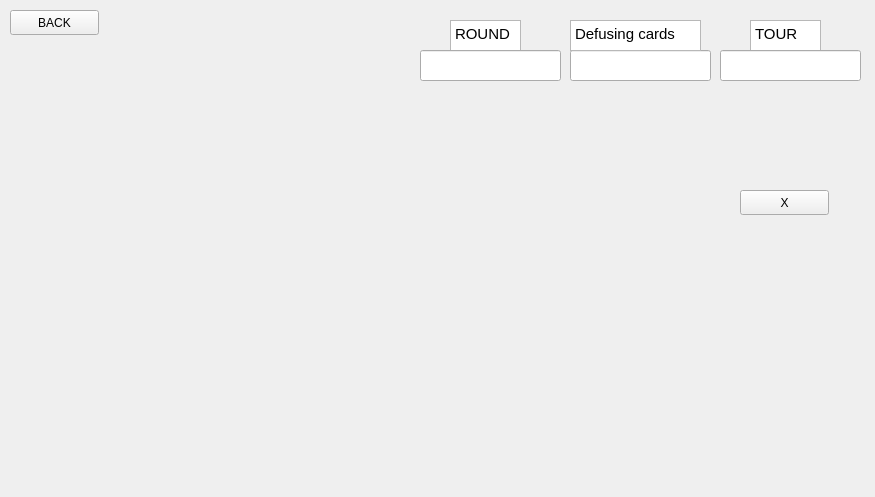
This is ui/table.ui in NadjibBelaribi/time-bomb-game as Qt 5 draws it before an edit. The edited form follows.
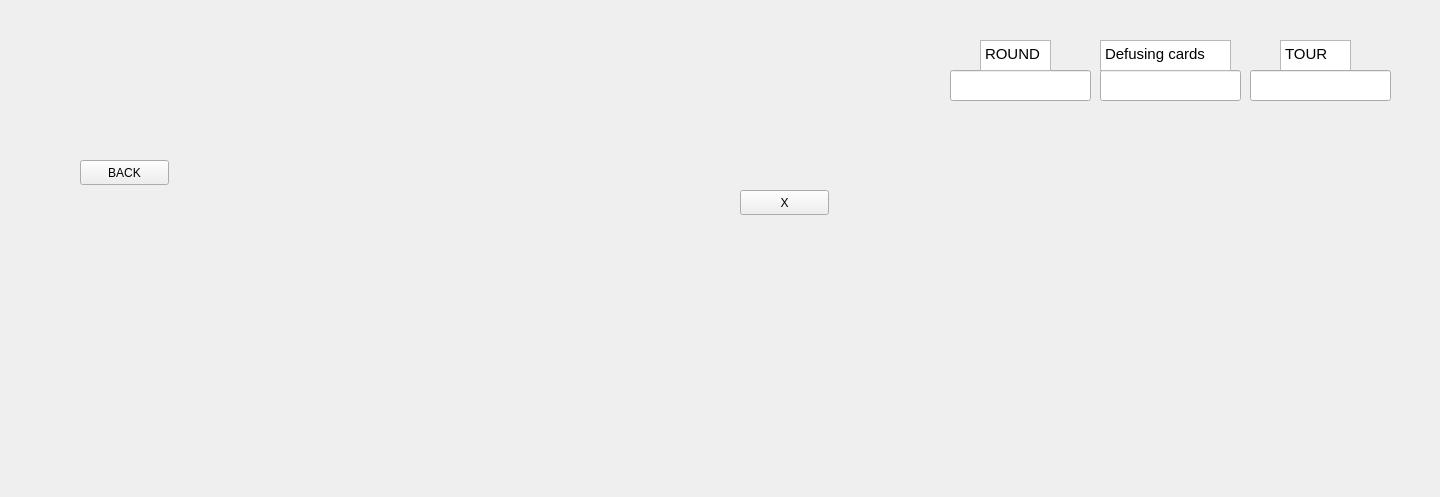
This is the edited form.

```diff
--- a/ui/table.ui
+++ b/ui/table.ui
@@ -6,7 +6,7 @@
    <rect>
     <x>0</x>
     <y>0</y>
-    <width>875</width>
+    <width>1440</width>
     <height>497</height>
    </rect>
   </property>
@@ -24,11 +24,39 @@
    </property>
    <layout class="QGridLayout" name="players_positions"/>
   </widget>
+  <widget class="QWidget" name="cards_positions_2" native="true">
+   <property name="geometry">
+    <rect>
+     <x>10</x>
+     <y>220</y>
+     <width>819</width>
+     <height>179</height>
+    </rect>
+   </property>
+   <layout class="QGridLayout" name="cards_positions">
+    <item row="0" column="0">
+     <layout class="QGridLayout" name="role_card"/>
+    </item>
+   </layout>
+  </widget>
+  <widget class="QPushButton" name="close_cards">
+   <property name="geometry">
+    <rect>
+     <x>740</x>
+     <y>190</y>
+     <width>89</width>
+     <height>25</height>
+    </rect>
+   </property>
+   <property name="text">
+    <string>X</string>
+   </property>
+  </widget>
   <widget class="QPushButton" name="backOptions">
    <property name="geometry">
     <rect>
-     <x>10</x>
-     <y>10</y>
+     <x>80</x>
+     <y>160</y>
      <width>89</width>
      <height>25</height>
     </rect>
@@ -40,8 +68,8 @@
   <widget class="QTextBrowser" name="textBrowser_3">
    <property name="geometry">
     <rect>
-     <x>750</x>
-     <y>20</y>
+     <x>1280</x>
+     <y>40</y>
      <width>71</width>
      <height>31</height>
     </rect>
@@ -57,18 +85,8 @@
   <widget class="QLineEdit" name="nbDefusing">
    <property name="geometry">
     <rect>
-     <x>570</x>
-     <y>50</y>
-     <width>141</width>
-     <height>31</height>
-    </rect>
-   </property>
-  </widget>
-  <widget class="QLineEdit" name="tour">
-   <property name="geometry">
-    <rect>
-     <x>720</x>
-     <y>50</y>
+     <x>1100</x>
+     <y>70</y>
      <width>141</width>
      <height>31</height>
     </rect>
@@ -77,8 +95,8 @@
   <widget class="QTextBrowser" name="textBrowser_2">
    <property name="geometry">
     <rect>
-     <x>570</x>
-     <y>20</y>
+     <x>1100</x>
+     <y>40</y>
      <width>131</width>
      <height>31</height>
     </rect>
@@ -91,11 +109,21 @@
 &lt;p style=&quot; margin-top:0px; margin-bottom:0px; margin-left:0px; margin-right:0px; -qt-block-indent:0; text-indent:0px;&quot;&gt;Defusing cards&lt;/p&gt;&lt;/body&gt;&lt;/html&gt;</string>
    </property>
   </widget>
+  <widget class="QLineEdit" name="round">
+   <property name="geometry">
+    <rect>
+     <x>950</x>
+     <y>70</y>
+     <width>141</width>
+     <height>31</height>
+    </rect>
+   </property>
+  </widget>
   <widget class="QTextBrowser" name="textBrowser">
    <property name="geometry">
     <rect>
-     <x>450</x>
-     <y>20</y>
+     <x>980</x>
+     <y>40</y>
      <width>71</width>
      <height>31</height>
     </rect>
@@ -111,48 +139,13 @@
   <widget class="QLineEdit" name="round">
    <property name="geometry">
     <rect>
-     <x>420</x>
-     <y>50</y>
+     <x>1250</x>
+     <y>70</y>
      <width>141</width>
      <height>31</height>
     </rect>
    </property>
   </widget>
-  <widget class="QWidget" name="gridLayoutWidget_3">
-   <property name="geometry">
-    <rect>
-     <x>10</x>
-     <y>40</y>
-     <width>121</width>
-     <height>181</height>
-    </rect>
-   </property>
-   <layout class="QGridLayout" name="role_card"/>
-  </widget>
-  <widget class="QWidget" name="cards_positions_2" native="true">
-   <property name="geometry">
-    <rect>
-     <x>10</x>
-     <y>220</y>
-     <width>819</width>
-     <height>179</height>
-    </rect>
-   </property>
-   <layout class="QGridLayout" name="cards_positions"/>
-  </widget>
-  <widget class="QPushButton" name="close_cards">
-   <property name="geometry">
-    <rect>
-     <x>740</x>
-     <y>190</y>
-     <width>89</width>
-     <height>25</height>
-    </rect>
-   </property>
-   <property name="text">
-    <string>X</string>
-   </property>
-  </widget>
  </widget>
  <resources/>
  <connections/>
```
Left out of the diff: 2 changed lines with no effect on the pictures.
